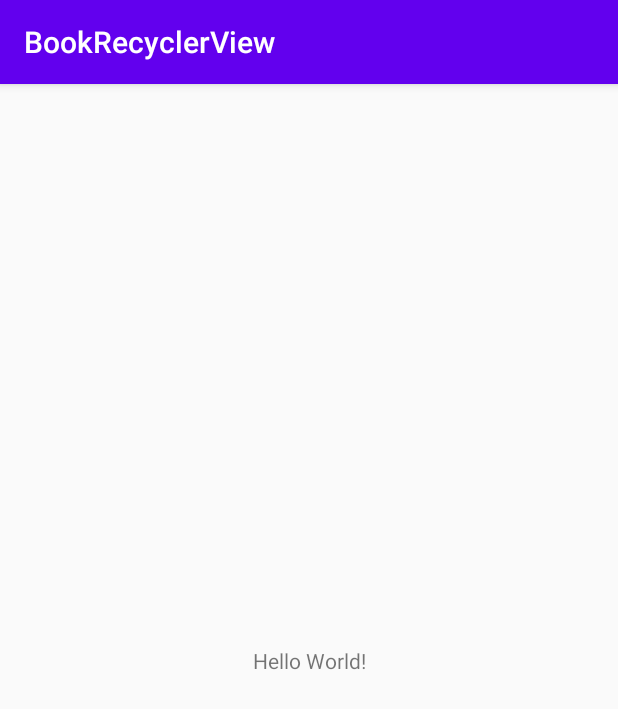
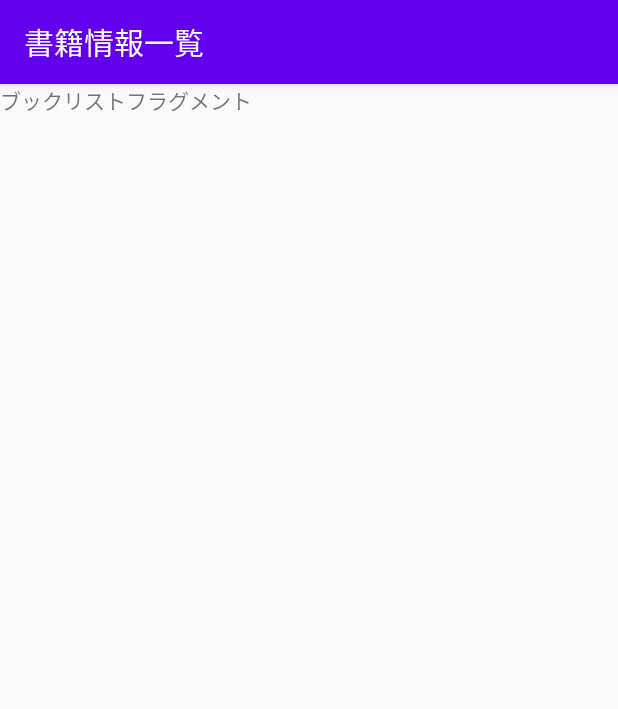
Before and after one commit to TomoyukiMatsuda/BookRecyclerView-Kotlin, an Android app: the screen it shows after launch (MainActivity), on a phone screen of 412 x 824 dp. Shown: the top 709 px of the screen. Run offline under Robolectric (Android 15) with nearby library versions, the phone set to English and light mode, and no system bars.

Commit message:
書籍情報一覧Fragmentを作成

```diff
--- a/app/build.gradle
+++ b/app/build.gradle
@@ -30,12 +30,12 @@ dependencies {
     implementation 'androidx.core:core-ktx:1.3.2'
     implementation 'androidx.appcompat:appcompat:1.2.0'
     implementation 'androidx.constraintlayout:constraintlayout:2.0.4'
+    implementation 'androidx.legacy:legacy-support-v4:1.0.0'
     testImplementation 'junit:junit:4.12'
     androidTestImplementation 'androidx.test.ext:junit:1.1.2'
     androidTestImplementation 'androidx.test.espresso:espresso-core:3.3.0'
 
-    // この3行を追加
-    implementation 'com.google.android.material:material:1.0.0'
+    // この2行を追加
     implementation 'androidx.recyclerview:recyclerview:1.1.0'
     implementation 'androidx.fragment:fragment-ktx:1.3.0-alpha04' // この記述がないと使えない関数がある
 }
--- /dev/null
+++ b/app/src/main/java/com/android/bookrecyclerview/BookListFragment.kt
@@ -0,0 +1,22 @@
+package com.android.bookrecyclerview
+
+import android.os.Bundle
+import androidx.fragment.app.Fragment
+import android.view.LayoutInflater
+import android.view.View
+import android.view.ViewGroup
+
+class BookListFragment : Fragment() {
+
+    override fun onCreateView(
+        inflater: LayoutInflater, container: ViewGroup?,
+        savedInstanceState: Bundle?): View? {
+
+        // タイトルをセット
+        activity?.title = "書籍情報一覧"
+
+
+
+        return inflater.inflate(R.layout.fragment_book_list, container, false)
+    }
+}
--- a/app/src/main/java/com/android/bookrecyclerview/MainActivity.kt
+++ b/app/src/main/java/com/android/bookrecyclerview/MainActivity.kt
@@ -4,8 +4,17 @@ import androidx.appcompat.app.AppCompatActivity
 import android.os.Bundle
 
 class MainActivity : AppCompatActivity() {
+
     override fun onCreate(savedInstanceState: Bundle?) {
         super.onCreate(savedInstanceState)
         setContentView(R.layout.activity_main)
+
+        // BookListFragment表示処理
+        val bookListFragment = BookListFragment()
+        supportFragmentManager
+            .beginTransaction()
+            .replace(R.id.fl_activity_main, bookListFragment)
+            .addToBackStack(null)
+            .commit()
     }
 }
--- a/app/src/main/res/layout/activity_main.xml
+++ b/app/src/main/res/layout/activity_main.xml
@@ -1,18 +1,21 @@
 <?xml version="1.0" encoding="utf-8"?>
-<androidx.constraintlayout.widget.ConstraintLayout xmlns:android="http://schemas.android.com/apk/res/android"
+<androidx.constraintlayout.widget.ConstraintLayout
+    xmlns:android="http://schemas.android.com/apk/res/android"
     xmlns:app="http://schemas.android.com/apk/res-auto"
     xmlns:tools="http://schemas.android.com/tools"
+    android:id="@+id/activity_main"
     android:layout_width="match_parent"
     android:layout_height="match_parent"
     tools:context=".MainActivity">
 
-    <TextView
-        android:layout_width="wrap_content"
-        android:layout_height="wrap_content"
-        android:text="Hello World!"
-        app:layout_constraintBottom_toBottomOf="parent"
-        app:layout_constraintLeft_toLeftOf="parent"
-        app:layout_constraintRight_toRightOf="parent"
-        app:layout_constraintTop_toTopOf="parent" />
+<!--    このFrameLayoutにFragmentを表示する-->
+    <FrameLayout
+        android:id="@+id/fl_activity_main"
+        android:layout_width="0dp"
+        android:layout_height="0dp"
+        app:layout_constraintStart_toStartOf="parent"
+        app:layout_constraintEnd_toEndOf="parent"
+        app:layout_constraintTop_toTopOf="parent"
+        app:layout_constraintBottom_toBottomOf="parent"/>
 
 </androidx.constraintlayout.widget.ConstraintLayout>
--- /dev/null
+++ b/app/src/main/res/layout/fragment_book_list.xml
@@ -0,0 +1,13 @@
+<?xml version="1.0" encoding="utf-8"?>
+<FrameLayout xmlns:android="http://schemas.android.com/apk/res/android"
+    xmlns:tools="http://schemas.android.com/tools"
+    android:layout_width="match_parent"
+    android:layout_height="match_parent"
+    tools:context=".BookListFragment">
+
+    <TextView
+        android:layout_width="match_parent"
+        android:layout_height="match_parent"
+        android:text="ブックリストフラグメント" />
+
+</FrameLayout>
--- a/app/src/main/res/values/strings.xml
+++ b/app/src/main/res/values/strings.xml
@@ -1,3 +1,5 @@
 <resources>
     <string name="app_name">BookRecyclerView</string>
+    <!-- TODO: Remove or change this placeholder text -->
+    <string name="hello_blank_fragment">Hello blank fragment</string>
 </resources>
```
